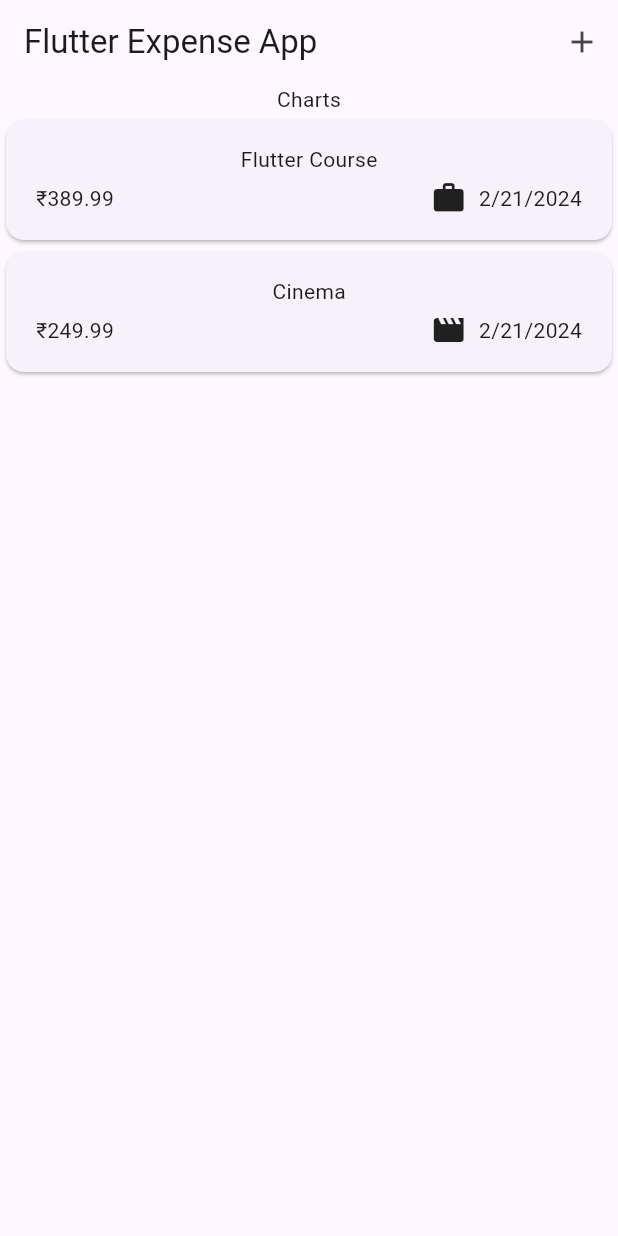
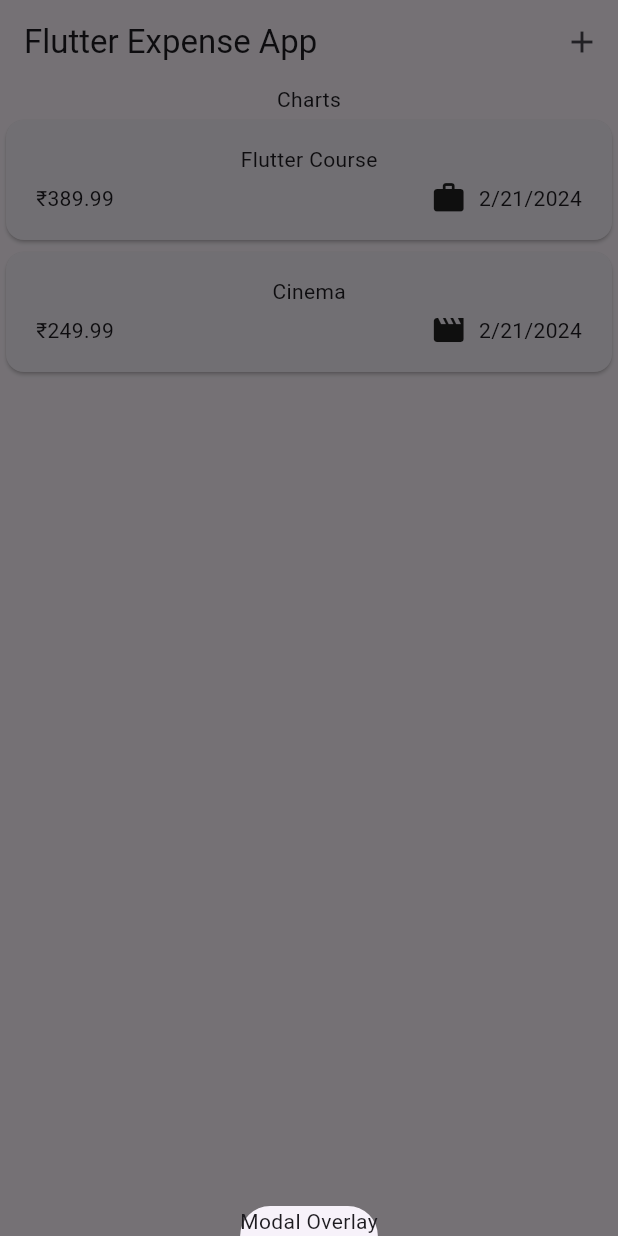
Before and after one commit to Defalt2-O/expense_tracker_app, a Flutter app: the screen it shows after launch, after a tap on the "add" icon, on a phone screen of 412 x 824 dp. Run offline on Flutter 3.47's test engine with Material 3 defaults, Android fonts, the phone set to English and light mode, and no system bars.

Commit message:
Dummy Modal Overlay Added

```diff
--- a/lib/widgets/expenses.dart
+++ b/lib/widgets/expenses.dart
@@ -27,13 +27,21 @@ class _ExpensesState extends State<Expenses> {
     ),
   ];
 
+  void _openAddExpenseOverlay() {
+    showModalBottomSheet(
+      context: context,
+      builder: (ctx) => const Text('Modal Overlay'),
+    );
+  }
+
   @override
   Widget build(BuildContext context) {
     return Scaffold(
       appBar: AppBar(
         title: const Text('Flutter Expense App'),
         actions: [
-          IconButton(onPressed: () {}, icon: const Icon(Icons.add)),
+          IconButton(
+              onPressed: _openAddExpenseOverlay, icon: const Icon(Icons.add)),
         ],
       ),
       body: Column(
```
